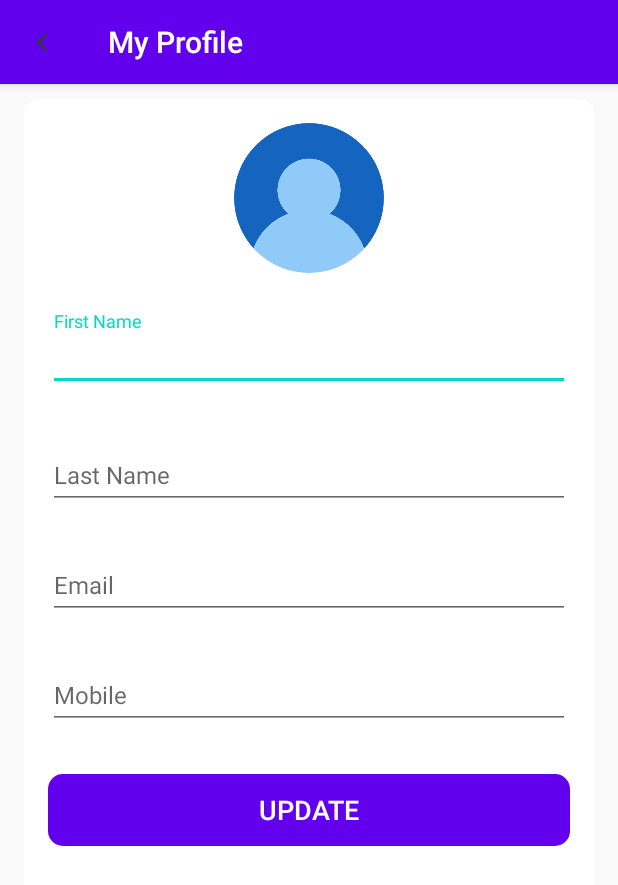
After one commit to brucewu1996/Google_DSC_food168, an Android app: the MyProfileActivity screen opened directly, with no data from a screen before it, on a phone screen of 412 x 824 dp. The commit adds this screen. Shown: the top 885 px of the screen. Run offline under Robolectric (Android 15) with nearby library versions, the phone set to English and light mode, and no system bars; our stand-ins replace CircleImageView, Firebase (no records; nobody signed in at launch, a user with empty details on screens opened directly); Roboto replaces fonts that are not available here.

Commit message:
add profile ui

```diff
--- a/app/build.gradle
+++ b/app/build.gradle
@@ -52,9 +52,11 @@ dependencies {
     implementation platform('com.google.firebase:firebase-bom:26.7.0')
     implementation 'com.google.firebase:firebase-analytics-ktx'
     implementation 'com.google.firebase:firebase-auth-ktx'
-    implementation 'com.google.firebase:firebase-firestore:22.1.1'
+    implementation 'com.google.firebase:firebase-firestore:22.1.2'
     implementation 'androidx.multidex:multidex:2.0.1'
     implementation 'androidx.legacy:legacy-support-v4:1.0.0'
+    implementation 'de.hdodenhof:circleimageview:3.1.0'
+    implementation 'com.github.bumptech.glide:glide:4.11.0'
     testImplementation 'junit:junit:4.13.2'
     androidTestImplementation 'androidx.test.ext:junit:1.1.2'
     androidTestImplementation 'androidx.test.espresso:espresso-core:3.3.0'
--- /dev/null
+++ b/app/src/main/java/com/example/androidcamera/activities/MyProfileActivity.kt
@@ -0,0 +1,33 @@
+package com.example.androidcamera.activities
+
+import androidx.appcompat.app.AppCompatActivity
+import android.os.Bundle
+import com.example.androidcamera.R
+import com.example.androidcamera.databinding.ActivityMyProfileBinding
+import com.example.androidcamera.databinding.ActivitySignInBinding
+
+class MyProfileActivity : BaseActivity() {
+
+    private lateinit var binding: ActivityMyProfileBinding
+
+
+    override fun onCreate(savedInstanceState: Bundle?) {
+        super.onCreate(savedInstanceState)
+        binding = ActivityMyProfileBinding.inflate(layoutInflater)
+        setContentView(binding.root)
+        setupActionBar()
+    }
+    private fun setupActionBar() {
+
+        setSupportActionBar(binding.toolbarMyProfileActivity)
+
+        val actionBar = supportActionBar
+        if (actionBar != null) {
+            actionBar.setDisplayHomeAsUpEnabled(true)
+            actionBar.setHomeAsUpIndicator(R.drawable.ic_black_color_back_24dp)
+            actionBar.title = resources.getString(R.string.my_profile)
+        }
+
+        binding.toolbarMyProfileActivity.setNavigationOnClickListener { onBackPressed() }
+    }
+}
--- a/app/src/main/res/layout/activity_main.xml
+++ b/app/src/main/res/layout/activity_main.xml
@@ -121,6 +121,8 @@
                     <ProgressBar
                         android:layout_width="match_parent"
                         android:layout_height="wrap_content"
+                        android:max="100"
+                        android:min="0"
                         android:minHeight="50dp"
                         android:minWidth="50dp"
                         style="?android:attr/progressBarStyleHorizontal"
@@ -151,7 +153,14 @@
                         android:gravity="center"
                         android:layout_marginTop="@dimen/home_text_marginTop"
                         android:text="@string/home_subtitle_nutrition_protein"
-                        android:textSize="@dimen/home_subtitle_textSize"/></LinearLayout></androidx.cardview.widget.CardView>
+                        android:textSize="@dimen/home_subtitle_textSize"/>
+                    <ProgressBar
+                        android:layout_width="match_parent"
+                        android:layout_height="wrap_content"
+                        android:minHeight="50dp"
+                        android:minWidth="50dp"
+                        style="?android:attr/progressBarStyleHorizontal"
+                        android:indeterminate="true" /></LinearLayout></androidx.cardview.widget.CardView>
             <androidx.cardview.widget.CardView
                 android:layout_width="0dp"
                 android:layout_height="match_parent"
--- /dev/null
+++ b/app/src/main/res/layout/activity_my_profile.xml
@@ -0,0 +1,131 @@
+<?xml version="1.0" encoding="utf-8"?>
+
+<LinearLayout xmlns:android="http://schemas.android.com/apk/res/android"
+    xmlns:app="http://schemas.android.com/apk/res-auto"
+    xmlns:tools="http://schemas.android.com/tools"
+    android:layout_width="match_parent"
+    android:layout_height="match_parent"
+    android:orientation="vertical"
+    tools:context=".activities.MyProfileActivity">
+
+    <com.google.android.material.appbar.AppBarLayout
+        android:layout_width="match_parent"
+        android:layout_height="wrap_content"
+        android:theme="@style/AppTheme.AppBarOverlay">
+
+        <androidx.appcompat.widget.Toolbar
+            android:id="@+id/toolbar_my_profile_activity"
+            android:layout_width="match_parent"
+            android:layout_height="?attr/actionBarSize"
+            android:background="?attr/colorPrimary"
+            app:popupTheme="@style/AppTheme.PopupOverlay" />
+    </com.google.android.material.appbar.AppBarLayout>
+
+    <LinearLayout
+        android:layout_width="match_parent"
+        android:layout_height="match_parent">
+
+        <androidx.cardview.widget.CardView
+            android:layout_width="match_parent"
+            android:layout_height="match_parent"
+            android:layout_marginStart="@dimen/my_profile_screen_content_marginStartEnd"
+            android:layout_marginTop="@dimen/my_profile_screen_content_marginTopBottom"
+            android:layout_marginEnd="@dimen/my_profile_screen_content_marginStartEnd"
+            android:layout_marginBottom="@dimen/my_profile_screen_content_marginTopBottom"
+            android:elevation="@dimen/card_view_elevation"
+            app:cardCornerRadius="@dimen/card_view_corner_radius"
+            tools:targetApi="lollipop">
+
+            <LinearLayout
+                android:layout_width="match_parent"
+                android:layout_height="wrap_content"
+                android:gravity="center_horizontal"
+                android:orientation="vertical"
+                android:padding="@dimen/my_profile_screen_content_padding">
+
+                <de.hdodenhof.circleimageview.CircleImageView
+                    android:id="@+id/iv_user_image"
+                    android:layout_width="@dimen/my_profile_user_image_size"
+                    android:layout_height="@dimen/my_profile_user_image_size"
+                    android:contentDescription="@string/image_contentDescription"
+                    android:src="@drawable/ic_profile_user_placeholder" />
+
+                <com.google.android.material.textfield.TextInputLayout
+                    android:layout_width="match_parent"
+                    android:layout_height="wrap_content"
+                    android:layout_marginTop="@dimen/my_profile_name_til_marginTop">
+
+                    <androidx.appcompat.widget.AppCompatEditText
+                        android:id="@+id/et_first_name"
+                        android:layout_width="match_parent"
+                        android:layout_height="wrap_content"
+                        android:hint="@string/first_name"
+                        android:textSize="@dimen/et_text_size" />
+
+                </com.google.android.material.textfield.TextInputLayout>
+
+                <com.google.android.material.textfield.TextInputLayout
+                    android:layout_width="match_parent"
+                    android:layout_height="wrap_content"
+                    android:layout_marginTop="@dimen/my_profile_name_til_marginTop">
+
+                    <androidx.appcompat.widget.AppCompatEditText
+                        android:id="@+id/et_last_name"
+                        android:layout_width="match_parent"
+                        android:layout_height="wrap_content"
+                        android:hint="@string/last_name"
+                        android:textSize="@dimen/et_text_size" />
+
+                </com.google.android.material.textfield.TextInputLayout>
+
+                <com.google.android.material.textfield.TextInputLayout
+                    android:layout_width="match_parent"
+                    android:layout_height="wrap_content"
+                    android:layout_marginTop="@dimen/my_profile_et_email_marginTop">
+
+                    <androidx.appcompat.widget.AppCompatEditText
+                        android:id="@+id/et_email"
+                        android:layout_width="match_parent"
+                        android:layout_height="wrap_content"
+                        android:focusable="false"
+                        android:focusableInTouchMode="false"
+                        android:hint="@string/email"
+                        android:inputType="textEmailAddress"
+                        android:textSize="@dimen/et_text_size" />
+
+                </com.google.android.material.textfield.TextInputLayout>
+
+                <com.google.android.material.textfield.TextInputLayout
+                    android:layout_width="match_parent"
+                    android:layout_height="wrap_content"
+                    android:layout_marginTop="@dimen/my_profile_et_mobile_marginTop">
+
+                    <androidx.appcompat.widget.AppCompatEditText
+                        android:id="@+id/et_mobile"
+                        android:layout_width="match_parent"
+                        android:layout_height="wrap_content"
+                        android:hint="@string/mobile"
+                        android:inputType="phone"
+                        android:textSize="@dimen/et_text_size" />
+
+                </com.google.android.material.textfield.TextInputLayout>
+
+                <Button
+                    android:id="@+id/btn_update"
+                    android:layout_width="match_parent"
+                    android:layout_height="wrap_content"
+                    android:layout_gravity="center"
+                    android:layout_marginTop="@dimen/my_profile_btn_update_marginTop"
+                    android:background="@drawable/shape_button_rounded"
+                    android:foreground="?attr/selectableItemBackground"
+                    android:gravity="center"
+                    android:paddingTop="@dimen/btn_paddingTopBottom"
+                    android:paddingBottom="@dimen/btn_paddingTopBottom"
+                    android:text="@string/update"
+                    android:textColor="@android:color/white"
+                    android:textSize="@dimen/btn_text_size"
+                    tools:targetApi="m" />
+            </LinearLayout>
+        </androidx.cardview.widget.CardView>
+    </LinearLayout>
+</LinearLayout>
--- a/app/src/main/res/values/dimens.xml
+++ b/app/src/main/res/values/dimens.xml
@@ -45,4 +45,13 @@
     <dimen name="home_row_padding">10dp</dimen>
     <dimen name="home_row_margin">10dp</dimen>
 
+    <dimen name="my_profile_screen_content_marginStartEnd">16dp</dimen>
+    <dimen name="my_profile_screen_content_marginTopBottom">10dp</dimen>
+    <dimen name="my_profile_screen_content_padding">16dp</dimen>
+    <dimen name="my_profile_user_image_size">100dp</dimen>
+    <dimen name="my_profile_name_til_marginTop">25dp</dimen>
+    <dimen name="my_profile_et_email_marginTop">20dp</dimen>
+    <dimen name="my_profile_et_mobile_marginTop">20dp</dimen>
+    <dimen name="my_profile_btn_update_marginTop">30dp</dimen>
+
 </resources>
--- a/app/src/main/res/values/strings.xml
+++ b/app/src/main/res/values/strings.xml
@@ -59,5 +59,10 @@
     <string name="home_subtitle_nutrition_trans_fatty_acids">TRANS FATTY ACIDS</string>
     <string name="home_subtitle_nutrition_Cholesterol">CHOLESTEROL</string>
 
+    <!--Profile-->
+    <string name="mobile">Mobile</string>
+    <string name="update">UPDATE</string>
+    <string name="my_profile">My Profile</string>
+
 
 </resources>
```
Also changed, not shown: app/src/main/AndroidManifest.xml (+13 -19 lines), app/src/main/res/drawable/ic_profile_user_placeholder.png (added), 1 other file.
